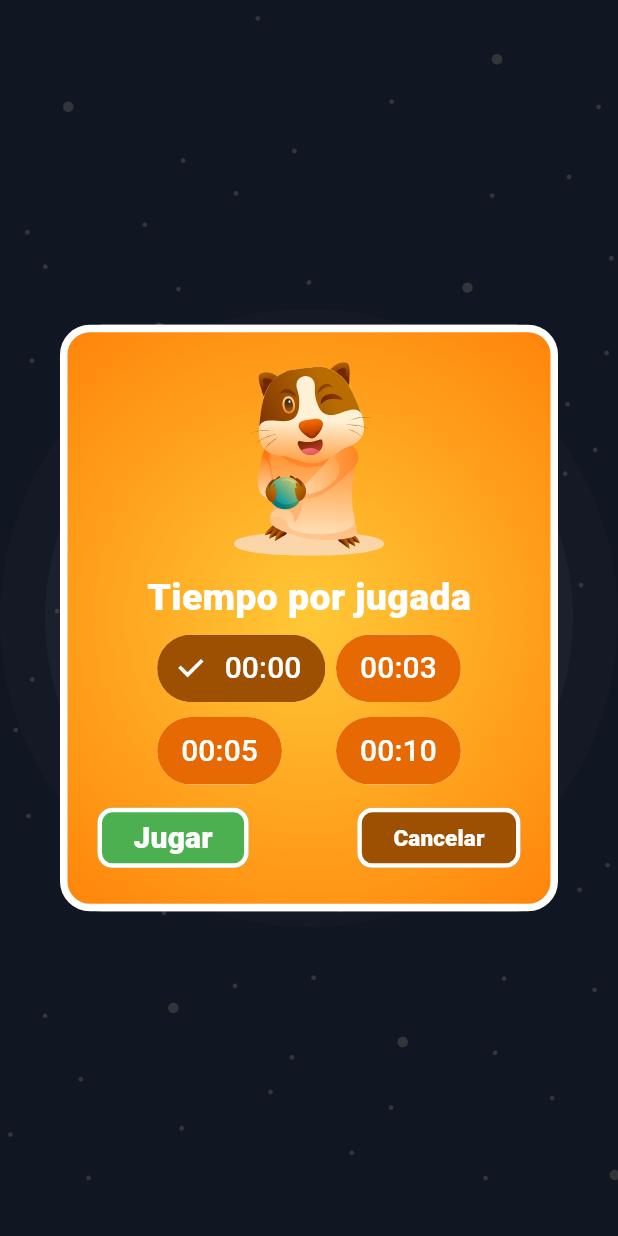
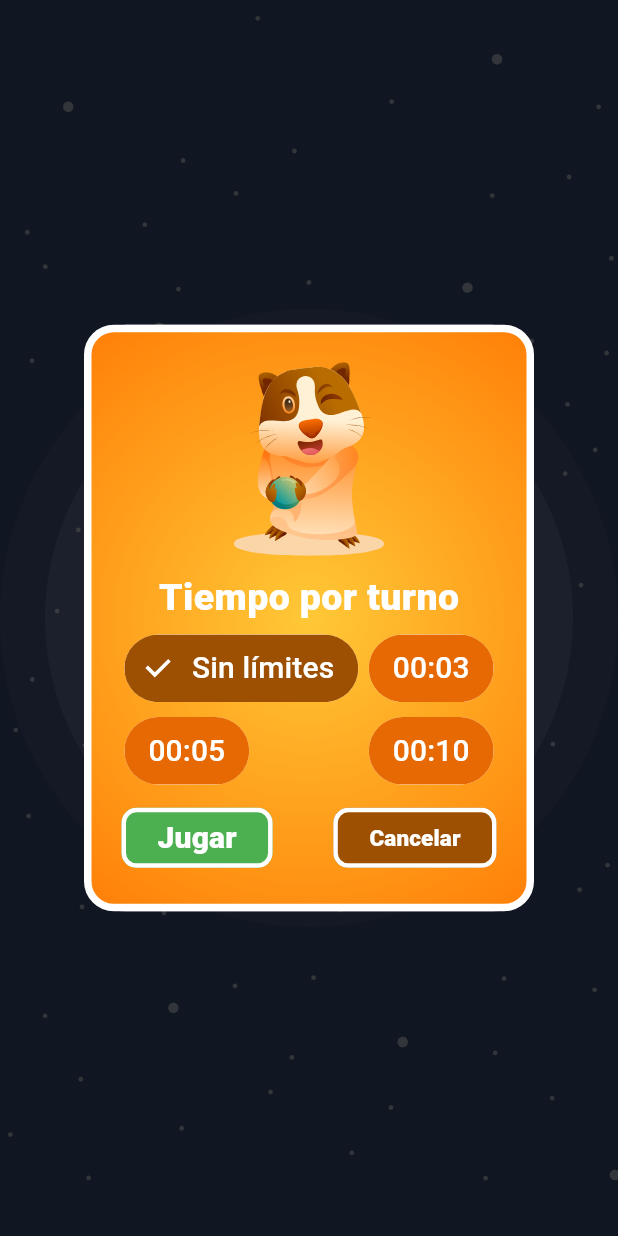
Before and after one commit to maicolodont/tic_tac_toe, a Flutter app: the screen it shows after launch, after a tap on "Partida local", on a phone screen of 412 x 824 dp. Run offline on Flutter 3.47's test engine with Material 3 defaults, Android fonts, the light colour scheme and no system bars; our stand-ins replace bloc, equatable, flutter_bloc, flutter_svg, gap, go_router and 2 more; missing offline and left inert: uicons_pro; Roboto replaces fonts that are missing (Oxanium).

Commit message:
- Se agregó límite de contenido para evitar distorsión. - LCS.

```diff
--- a/lib/presentation/screens/home_screen.dart
+++ b/lib/presentation/screens/home_screen.dart
@@ -1,3 +1,17 @@
+// MIT License
+
+// Copyright (c) [2024] [maicolodont.dev]
+
+// Permission is hereby granted, free of charge, to any person obtaining a copy
+// of this software and associated documentation files (the "Software"), to deal
+// in the Software without restriction, including without limitation the rights
+// to use, copy, modify, merge, publish, distribute, sublicense, and/or sell
+// copies of the Software, and to permit persons to whom the Software is
+// furnished to do so, subject to the following conditions:
+
+// The above copyright notice and this permission notice shall be included in all
+// copies or substantial portions of the Software.
+
 import 'dart:core';
 import 'package:flutter/material.dart';
 import 'package:flutter_svg/flutter_svg.dart';
@@ -14,17 +28,17 @@ class HomeScreen extends StatefulWidget {
 }
 
 class _HomeScreenState extends State<HomeScreen> {
-  // final AudioPlayer audioPlayer = AudioPlayer();
+  final AudioPlayer audioPlayer = AudioPlayer();
 
   @override
   void initState() {
     super.initState();
-    // audioPlayer.setAudioSource(AudioSource.asset('assets/audios/button-press-2.wav'));
+    audioPlayer.setAudioSource(AudioSource.asset('assets/audios/button-press-2.wav'));
   }
 
   @override
   void dispose() {
-    // audioPlayer.dispose();
+    audioPlayer.dispose();
     super.dispose();
   }
 
@@ -145,6 +159,7 @@ class _HomeScreenState extends State<HomeScreen> {
           scrollable: true,
           contentPadding: EdgeInsets.zero,
           content: Container(
+            constraints: const BoxConstraints(maxWidth: 300),
             padding: const EdgeInsets.all(20),
             decoration: BoxDecoration(
               border: Border.all(color: Colors.white, width: 5),
@@ -167,7 +182,7 @@ class _HomeScreenState extends State<HomeScreen> {
                 ),
                 const Gap(10),
                 Text(
-                  'Tiempo por jugada',
+                  'Tiempo por turno',
                   style: GoogleFonts.oxanium(
                     color: Colors.white,
                     fontSize: 25,
@@ -183,13 +198,15 @@ class _HomeScreenState extends State<HomeScreen> {
                       spacing: 7,
                       children: durations.map((duration) {
                         return _chip(
-                          label: '00:${duration.inSeconds.toString().padLeft(2, '0')}',
+                          label: duration.inSeconds == 0
+                            ? 'Sin límites'
+                            : '00:${duration.inSeconds.toString().padLeft(2, '0')}',
                           duration: duration,
                           durationSelected: durationSelected,
-                          onSelected: (selected) {
-                            // audioPlayer.seek(Duration.zero);
-                            // audioPlayer.setVolume(0.5);
-                            // audioPlayer.play();
+                          onSelected: (selected) async {
+                            await audioPlayer.seek(Duration.zero);
+                            await audioPlayer.setVolume(0.5);
+                            await audioPlayer.play();
                             setState(() {
                               durationSelected = duration;
                             });
--- a/pubspec.yaml
+++ b/pubspec.yaml
@@ -38,7 +38,6 @@ dependencies:
   flutter_bloc: ^8.1.6
   bloc: ^8.1.4
   gap: ^3.0.1
-  get_it: ^7.7.0
   uicons_pro: ^1.1.0
   go_router: ^14.2.7
   equatable: ^2.0.5
@@ -46,6 +45,7 @@ dependencies:
   flutter_svg: ^2.0.10+1
   provider: ^6.1.2
   just_audio: ^0.9.40
+  just_audio_windows: ^0.2.1
 
 dev_dependencies:
   flutter_test:
```
Also changed, not shown: lib/bloc/game/game_bloc.dart (+25 -11 lines), lib/bloc/game/game_event.dart (+14 -0 lines), lib/bloc/game/game_state.dart (+14 -0 lines), lib/data/models/player.dart (+14 -0 lines), lib/main.dart (+14 -0 lines), lib/presentation/screens/game_screen.dart (+20 -1 lines), lib/presentation/widgets/timer.dart (renamed from lib/presentation/widgets/timer/timer.dart, +15 -0 lines), lib/providers/timer_controller.dart (+14 -0 lines), lib/routes/routes.dart (+14 -0 lines), pubspec.lock, 4 other files.
